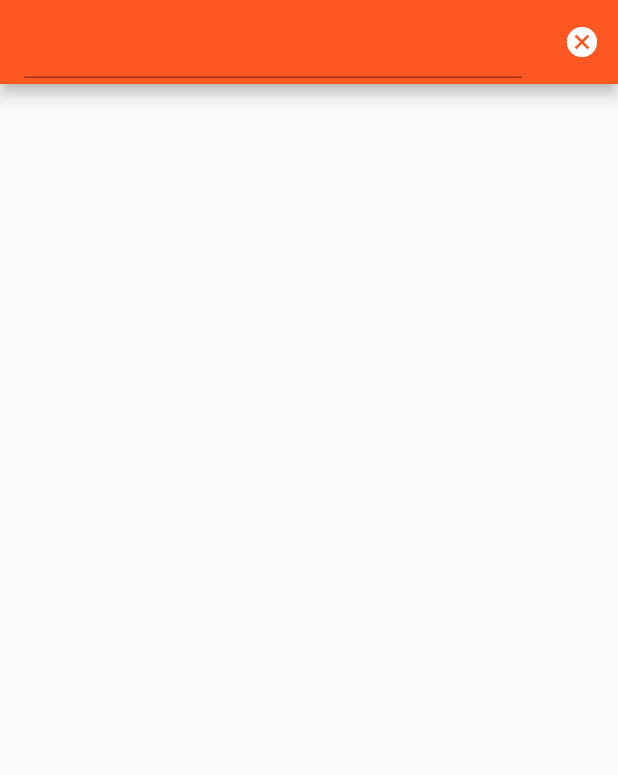
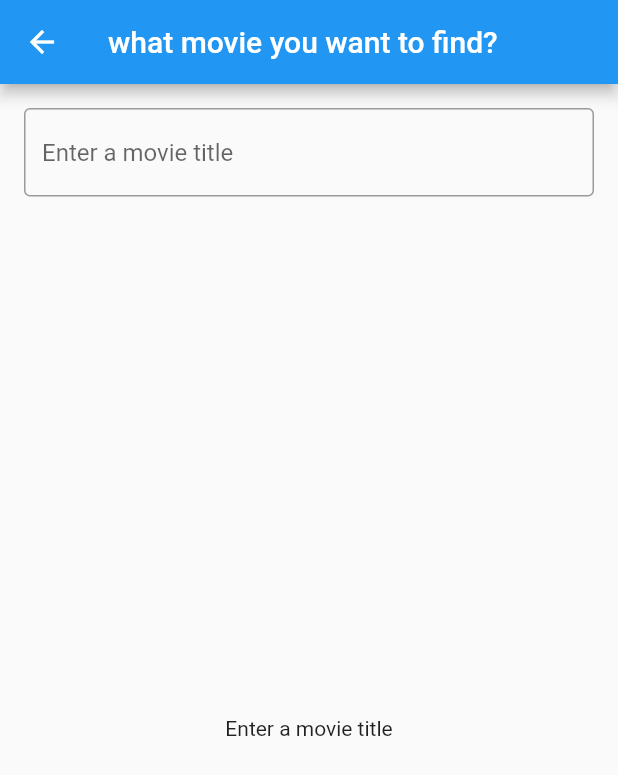
Before and after one commit to ddiffa/MovieDB, a Flutter app: the screen it shows after launch, after a tap on the "search" icon, on a phone screen of 412 x 824 dp. Shown: the top 775 px of the screen. Run offline on Flutter 3.47's test engine with Material 2 defaults, Android fonts, the phone set to English and light mode, and no system bars; network calls fail.

Commit message:
change to bloc pattern

```diff
--- a/lib/api/http_helper.dart
+++ b/lib/api/http_helper.dart
@@ -5,14 +5,14 @@ import 'package:http/http.dart' as http;
 import 'package:movie_db/model/movie.dart';
 
 class HttpHelper {
-  final String urlKey = 'api_key=ac313fc1138a0ed697567a0dedddc6cd';
-  final String urlBase = 'https://api.themoviedb.org/3/';
-  final String urlUpcoming = 'movie/upcoming?';
-  final String urlLanguage = '&language=en-US';
-  final String urlSearchBase = 'search/movie?';
+  final String _urlKey = 'api_key=ac313fc1138a0ed697567a0dedddc6cd';
+  final String _urlBase = 'https://api.themoviedb.org/3/';
+  final String _urlUpcoming = 'movie/upcoming?';
+  final String _urlLanguage = '&language=en-US';
+  final String _urlSearchBase = 'search/movie?';
 
-  Future<List> getUpcoming() async {
-    final String upcoming = urlBase + urlUpcoming + urlKey + urlLanguage;
+  Future getUpcoming() async {
+    final String upcoming = _urlBase + _urlUpcoming + _urlKey + _urlLanguage;
 
     http.Response result = await http.get(upcoming);
 
@@ -26,8 +26,8 @@ class HttpHelper {
     }
   }
 
-  Future<List> findMovies(String title) async {
-    final String query = urlBase + urlSearchBase + urlKey + "&query=" + title;
+  Future findMovies(String title) async {
+    final String query = _urlBase + _urlSearchBase + _urlKey + "&query=" + title;
     http.Response result = await http.get(query);
     if (result.statusCode == HttpStatus.ok) {
       final jsonResponse = json.decode(result.body);
--- /dev/null
+++ b/lib/bloc/bloc.dart
@@ -0,0 +1,3 @@
+abstract class Bloc {
+  void dispose();
+}
--- /dev/null
+++ b/lib/bloc/movie_bloc.dart
@@ -0,0 +1,33 @@
+import 'dart:async';
+
+import 'bloc.dart';
+import 'package:movie_db/api/http_helper.dart';
+
+class MoviesBloc implements Bloc {
+  HttpHelper _helper;
+  List movieList;
+  final _streamController = StreamController.broadcast();
+
+  Stream get movies => _streamController.stream;
+
+  MoviesBloc() {
+    _helper = HttpHelper();
+    getUpcomingMovies();
+    _streamController.stream.listen(returnMovies);
+  }
+
+  void getUpcomingMovies() async {
+    movieList = List();
+    movieList = await _helper.getUpcoming();
+    _streamController.add(movieList);
+  }
+
+  List returnMovies(movies) {
+    return movies;
+  }
+
+  @override
+  void dispose() {
+    _streamController.close();
+  }
+}
--- /dev/null
+++ b/lib/bloc/movie_query_bloc.dart
@@ -0,0 +1,21 @@
+import 'dart:async';
+
+import 'package:movie_db/api/http_helper.dart';
+import 'package:movie_db/bloc/bloc.dart';
+
+class MoviesQueryBloc implements Bloc {
+  final _controller = StreamController();
+  final _helper = HttpHelper();
+
+  Stream get movieStream => _controller.stream;
+
+  void submitQuery(String query) async {
+    final results = await _helper.findMovies(query);
+    _controller.sink.add(results);
+  }
+
+  @override
+  void dispose() {
+    _controller.close();
+  }
+}
--- /dev/null
+++ b/lib/constant/constant.dart
@@ -0,0 +1,6 @@
+class Constant {
+  static final iconBase = 'https://image.tmdb.org/t/p/w92/';
+  static final imagePath = 'https://image.tmdb.org/t/p/w500/';
+  static final defaultImage =
+      'https://images.freeimages.com/images/large-previews/5eb/movie-clapboard-1184339.jpg';
+}
--- a/lib/main.dart
+++ b/lib/main.dart
@@ -1,8 +1,7 @@
 import 'package:flutter/material.dart';
-import 'package:movie_db/screen/home_screen.dart';
+import 'package:movie_db/ui/screen/movie_list.dart';
 
 void main() => runApp(MyApp());
-
 
 class MyApp extends StatelessWidget {
   @override
@@ -10,9 +9,9 @@ class MyApp extends StatelessWidget {
     return MaterialApp(
       title: 'My Movie',
       theme: ThemeData(
-        primarySwatch: Colors.deepOrange,
+        primarySwatch: Colors.blue,
       ),
-      home: HomeScreen(),
+      home: MovieList(),
     );
   }
 }
--- a/lib/screen/home_screen.dart
+++ /dev/null
@@ -1,11 +0,0 @@
-import 'package:flutter/material.dart';
-
-import 'movie_list.dart';
-
-
-class HomeScreen extends StatelessWidget {
-  @override
-  Widget build(BuildContext context) {
-    return MovieList();
-  }
-}
--- a/lib/screen/movie_list.dart
+++ /dev/null
@@ -1,108 +0,0 @@
-import 'package:flutter/material.dart';
-import 'package:movie_db/screen/movie_detail_screen.dart';
-
-import '../api/http_helper.dart';
-
-class MovieList extends StatefulWidget {
-  @override
-  _MovieListState createState() => _MovieListState();
-}
-
-class _MovieListState extends State<MovieList> {
-  int _moviesCount;
-  List _movies;
-  HttpHelper _helper;
-
-  Icon visibleIcon = Icon(Icons.search);
-  Widget searchBar = Text('Movies');
-
-  final String iconBase = 'https://image.tmdb.org/t/p/w92/';
-  final String defaultImage =
-      'https://images.freeimages.com/images/large-previews/5eb/movie-clapboard-1184339.jpg';
-
-  @override
-  void initState() {
-    _helper = HttpHelper();
-    initialize();
-    super.initState();
-  }
-
-  void initialize() async {
-    _movies = List();
-    _movies = await _helper.getUpcoming();
-    setState(() {
-      _moviesCount = _movies.length;
-      _movies = _movies;
-    });
-  }
-
-  @override
-  Widget build(BuildContext context) {
-    NetworkImage image;
-
-    return Scaffold(
-      appBar: AppBar(
-        title: searchBar,
-        actions: <Widget>[
-          IconButton(
-            icon: this.visibleIcon,
-            onPressed: () {
-              setState(() {
-                if (this.visibleIcon.icon == Icons.search) {
-                  this.visibleIcon = Icon(Icons.cancel);
-                  this.searchBar = TextField(
-                    textInputAction: TextInputAction.search,
-                    onSubmitted: (String text) {
-                      search(text);
-                    },
-                    style: TextStyle(color: Colors.white, fontSize: 20.0),
-                  );
-                } else {
-                  setState(() {
-                    this.visibleIcon = Icon(Icons.search);
-                    this.searchBar = Text('Movies');
-                  });
-                }
-              });
-            },
-          )
-        ],
-      ),
-      body: ListView.builder(
-        itemBuilder: (BuildContext context, int position) {
-          if (_movies[position].posterPath != null) {
-            image = NetworkImage(iconBase + _movies[position].posterPath);
-          } else {
-            image = NetworkImage(defaultImage);
-          }
-          return Card(
-            color: Colors.white,
-            elevation: 2.0,
-            child: ListTile(
-              onTap: () {
-                MaterialPageRoute route = MaterialPageRoute(
-                    builder: (_) => MovieDetailScreen(_movies[position]));
-                Navigator.push(context, route);
-              },
-              leading: CircleAvatar(
-                backgroundImage: image,
-              ),
-              title: Text(_movies[position].title),
-              subtitle: Text(
-                  'Released : ${_movies[position].releaseDate} \nVote : ${_movies[position].voteAverage.toString()}'),
-            ),
-          );
-        },
-        itemCount: (this._moviesCount == null) ? 0 : this._moviesCount,
-      ),
-    );
-  }
-
-  Future search(text) async {
-    _movies = await _helper.findMovies(text);
-    setState(() {
-      _moviesCount = _movies.length;
-      _movies = _movies;
-    });
-  }
-}
--- /dev/null
+++ b/lib/ui/screen/movie_list.dart
@@ -0,0 +1,45 @@
+import 'package:flutter/material.dart';
+import 'package:movie_db/bloc/movie_bloc.dart';
+import 'package:movie_db/ui/screen/search_screen.dart';
+import 'package:movie_db/ui/widget/widget_movie_list.dart';
+
+class MovieList extends StatefulWidget {
+  @override
+  _MovieListState createState() => _MovieListState();
+}
+
+class _MovieListState extends State<MovieList> {
+  MoviesBloc _bloc;
+
+  @override
+  void initState() {
+    _bloc = MoviesBloc();
+    super.initState();
+  }
+
+  @override
+  Widget build(BuildContext context) {
+    return Scaffold(
+        appBar: AppBar(
+          title: Text('Movies'),
+          actions: <Widget>[
+            IconButton(
+              icon: Icon(Icons.search),
+              onPressed: () {
+                Navigator.push(context,
+                    MaterialPageRoute(builder: (context) => SearchScreen()));
+              },
+            )
+          ],
+        ),
+        body: Container(
+          child: StreamBuilder(
+            stream: _bloc.movies,
+            initialData: _bloc.movieList,
+            builder: (BuildContext context, AsyncSnapshot snapshot) {
+              return buildList(snapshot.data);
+            },
+          ),
+        ));
+  }
+}
--- /dev/null
+++ b/lib/ui/screen/search_screen.dart
@@ -0,0 +1,54 @@
+import 'package:flutter/material.dart';
+import 'package:movie_db/bloc/bloc_provider.dart';
+import 'package:movie_db/bloc/movie_query_bloc.dart';
+import 'package:movie_db/ui/widget/widget_movie_list.dart';
+
+class SearchScreen extends StatelessWidget {
+  final bloc = MoviesQueryBloc();
+
+  @override
+  Widget build(BuildContext context) {
+    return BlocProvider(
+        bloc: bloc,
+        child: Scaffold(
+          appBar: AppBar(
+            title: Text('what movie you want to find?'),
+          ),
+          body: Column(
+            children: <Widget>[
+              Padding(
+                padding: EdgeInsets.all(16.0),
+                child: TextField(
+                  decoration: InputDecoration(
+                      border: OutlineInputBorder(),
+                      hintText: 'Enter a movie title'),
+                  onChanged: (query) => bloc.submitQuery(query),
+                ),
+              ),
+              Expanded(child: _buildResults(bloc))
+            ],
+          ),
+        ));
+  }
+
+  Widget _buildResults(MoviesQueryBloc bloc) {
+    return StreamBuilder(
+      stream: bloc.movieStream,
+      builder: (context, snapshot) {
+        final results = snapshot.data;
+
+        if (results == null) {
+          return Center(
+            child: Text('Enter a movie title'),
+          );
+        }
+        if (results.isEmpty) {
+          return Center(
+            child: Text('No Results'),
+          );
+        }
+        return buildList(results);
+      },
+    );
+  }
+}
--- /dev/null
+++ b/lib/ui/widget/widget_movie_list.dart
@@ -0,0 +1,34 @@
+import 'package:flutter/material.dart';
+import 'package:movie_db/constant/constant.dart';
+import 'package:movie_db/ui/screen/movie_detail_screen.dart';
+
+Widget buildList(List results) {
+  NetworkImage image;
+  return ListView.builder(
+    itemBuilder: (BuildContext context, int position) {
+      if (results[position].posterPath != null) {
+        image = NetworkImage(Constant.iconBase + results[position].posterPath);
+      } else {
+        image = NetworkImage(Constant.defaultImage);
+      }
+      return Card(
+        color: Colors.white,
+        elevation: 2.0,
+        child: ListTile(
+          onTap: () {
+            MaterialPageRoute route = MaterialPageRoute(
+                builder: (_) => MovieDetailScreen(results[position]));
+            Navigator.push(context, route);
+          },
+          leading: CircleAvatar(
+            backgroundImage: image,
+          ),
+          title: Text(results[position].title),
+          subtitle: Text(
+              'Released : ${results[position].releaseDate} \nVote : ${results[position].voteAverage.toString()}'),
+        ),
+      );
+    },
+    itemCount: (results.length == null) ? 0 : results.length,
+  );
+}
--- a/pubspec.yaml
+++ b/pubspec.yaml
@@ -29,6 +29,7 @@ dependencies:
   # Use with the CupertinoIcons class for iOS style icons.
   cupertino_icons: ^0.1.3
   http: ^0.12.1
+  flutter_bloc: ^5.0.1
 
 dev_dependencies:
   flutter_test:
```
Also changed, not shown: lib/bloc/bloc_provider.dart (added, +29 -0 lines), lib/ui/screen/movie_detail_screen.dart (renamed from lib/screen/movie_detail_screen.dart, +10 -11 lines), pubspec.lock.
